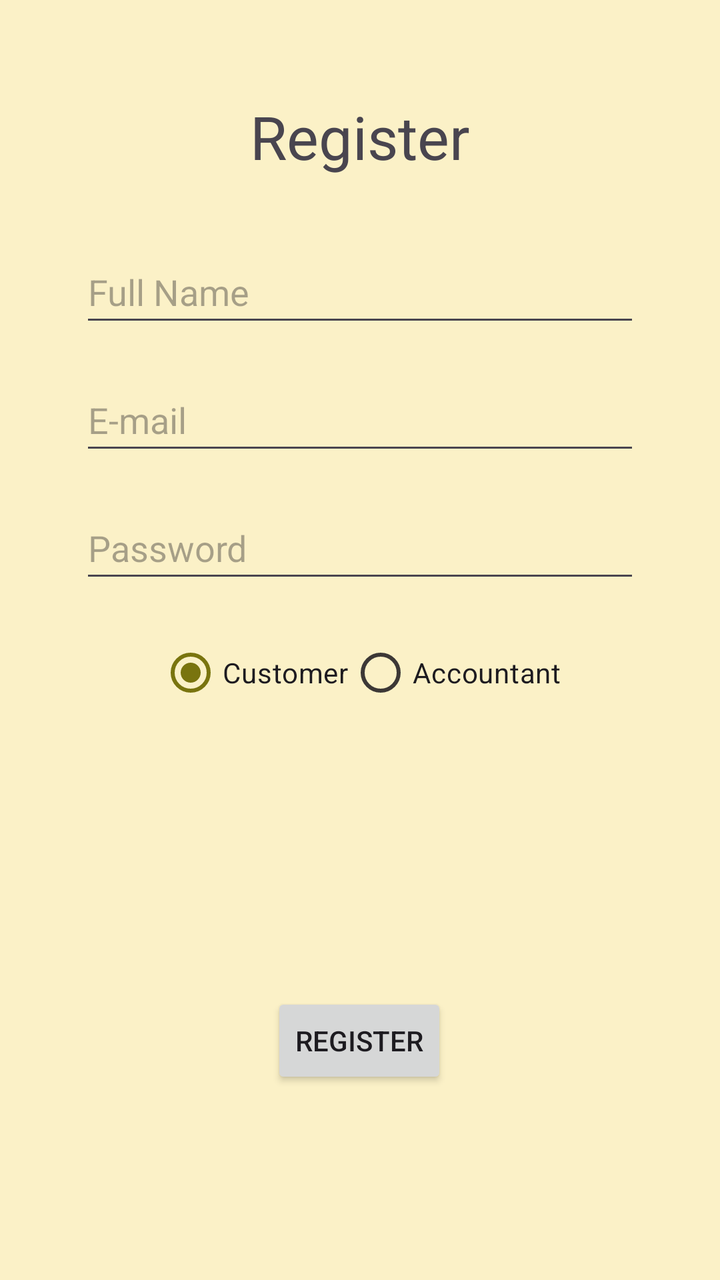
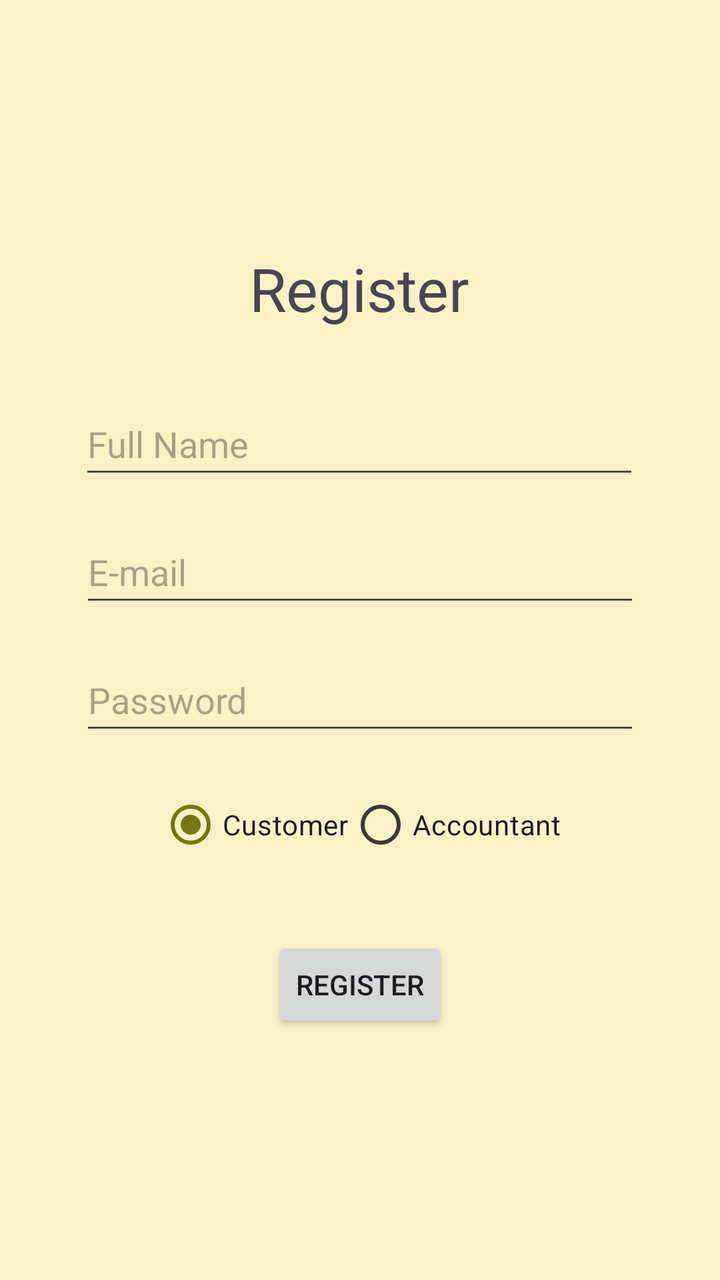

Screens rendered from an Android XML layout before and after an edit, with the pre-edit source and the edit as a unified diff.
<!-- AndroidManifest.xml: application theme Theme.ReceiptFlow -->
<!-- res/layout/activity_register.xml -->
<?xml version="1.0" encoding="utf-8"?>
<androidx.constraintlayout.widget.ConstraintLayout xmlns:android="http://schemas.android.com/apk/res/android"
    xmlns:app="http://schemas.android.com/apk/res-auto"
    xmlns:tools="http://schemas.android.com/tools"
    android:id="@+id/main"
    android:layout_width="match_parent"
    android:layout_height="match_parent"
    android:padding="16dp"
    tools:context=".RegisterActivity">

    <com.google.android.material.textview.MaterialTextView
        android:id="@+id/register_LBL_title"
        android:layout_width="wrap_content"
        android:layout_height="wrap_content"
        android:text="@string/register"
        android:textSize="30sp"
        android:layout_marginTop="32dp"
        app:layout_constraintEnd_toEndOf="parent"
        app:layout_constraintStart_toStartOf="parent"
        app:layout_constraintTop_toTopOf="parent" />

    <androidx.appcompat.widget.AppCompatEditText
        android:id="@+id/register_ET_fullName"
        android:layout_width="@dimen/editText_width"
        android:layout_height="@dimen/editText_height"
        android:layout_marginTop="32dp"
        android:hint="@string/full_name"
        android:inputType="textPersonName"
        app:layout_constraintEnd_toEndOf="parent"
        app:layout_constraintStart_toStartOf="parent"
        app:layout_constraintTop_toBottomOf="@id/register_LBL_title" />

    <androidx.appcompat.widget.AppCompatEditText
        android:id="@+id/register_ET_email"
        android:layout_width="@dimen/editText_width"
        android:layout_height="@dimen/editText_height"
        android:layout_marginTop="16dp"
        android:hint="@string/e_mail"
        android:inputType="textEmailAddress"
        app:layout_constraintEnd_toEndOf="parent"
        app:layout_constraintStart_toStartOf="parent"
        app:layout_constraintTop_toBottomOf="@id/register_ET_fullName" />

    <androidx.appcompat.widget.AppCompatEditText
        android:id="@+id/register_ET_password"
        android:layout_width="@dimen/editText_width"
        android:layout_height="@dimen/editText_height"
        android:layout_marginTop="16dp"
        android:hint="@string/password"
        android:inputType="textPassword"
        app:layout_constraintEnd_toEndOf="parent"
        app:layout_constraintStart_toStartOf="parent"
        app:layout_constraintTop_toBottomOf="@id/register_ET_email" />

    <RadioGroup
        android:id="@+id/register_RG_Role"
        android:layout_width="wrap_content"
        android:layout_height="wrap_content"
        android:layout_marginTop="16dp"
        android:orientation="horizontal"
        app:layout_constraintEnd_toEndOf="parent"
        app:layout_constraintStart_toStartOf="parent"
        app:layout_constraintTop_toBottomOf="@id/register_ET_password">

        <RadioButton
            android:id="@+id/register_radioCustomer"
            android:layout_width="wrap_content"
            android:layout_height="wrap_content"
            android:checked="true"
            android:text="@string/customer" />

        <RadioButton
            android:id="@+id/register_radioAccountant"
            android:layout_width="wrap_content"
            android:layout_height="wrap_content"
            android:text="@string/accountant" />
    </RadioGroup>

    <androidx.appcompat.widget.AppCompatButton
        android:id="@+id/register_BTN_send"
        android:layout_width="wrap_content"
        android:layout_height="wrap_content"
        android:layout_marginTop="136dp"
        android:text="@string/register"
        app:layout_constraintEnd_toEndOf="parent"
        app:layout_constraintHorizontal_bias="0.498"
        app:layout_constraintStart_toStartOf="parent"
        app:layout_constraintTop_toBottomOf="@id/register_RG_Role" />

    <ProgressBar
        android:id="@+id/register_progressBar"
        android:layout_width="wrap_content"
        android:layout_height="wrap_content"
        android:visibility="gone"
        app:layout_constraintBottom_toBottomOf="parent"
        app:layout_constraintEnd_toEndOf="parent"
        app:layout_constraintStart_toStartOf="parent"
        app:layout_constraintTop_toTopOf="parent" />

</androidx.constraintlayout.widget.ConstraintLayout>
<!-- resources referenced by this layout -->
<resources>
  <dimen name="editText_height">48dp</dimen>
  <dimen name="editText_width">280dp</dimen>
  <string name="accountant">Accountant</string>
  <string name="customer">Customer</string>
  <string name="e_mail">E-mail</string>
  <string name="full_name">Full Name</string>
  <string name="password">Password</string>
  <string name="register">Register</string>
  <style name="Theme.ReceiptFlow" parent="Base.Theme.ReceiptFlow" />
  <style name="Base.Theme.ReceiptFlow" parent="Theme.Material3.DayNight.NoActionBar">
          <item name="colorPrimary">@color/gruvbox_light_green</item>
          <item name="colorOnPrimary">@color/gruvbox_light_bg</item>
          <item name="colorSecondary">@color/gruvbox_light_blue</item>
          <item name="colorOnSecondary">@color/gruvbox_light_bg</item>
          <item name="colorTertiary">@color/gruvbox_light_aqua</item>
          <item name="colorOnTertiary">@color/gruvbox_light_bg</item>
  
          <item name="android:windowBackground">@color/gruvbox_light_bg</item>
          <item name="colorSurface">@color/gruvbox_light_bg_soft</item>
          <item name="colorOnSurface">@color/gruvbox_light_fg</item>
          <item name="colorSurfaceVariant">@color/gruvbox_light_bg_soft</item>
          <item name="colorOnSurfaceVariant">@color/gruvbox_light_fg</item>
          <item name="colorSurfaceContainer">@color/gruvbox_light_bg_soft</item>
  
          <item name="colorError">@color/gruvbox_light_red</item>
          <item name="colorOnError">@color/gruvbox_light_bg</item>
          <item name="colorOutline">@color/gruvbox_light_gray</item>
      </style>
  <color name="gruvbox_light_green">#79740e</color>
  <color name="gruvbox_light_bg">#fbf1c7</color>
  <color name="gruvbox_light_blue">#076678</color>
  <color name="gruvbox_light_aqua">#427b58</color>
  <color name="gruvbox_light_bg_soft">#f2e5bc</color>
  <color name="gruvbox_light_fg">#3c3836</color>
  <color name="gruvbox_light_red">#9d0006</color>
  <color name="gruvbox_light_gray">#7c6f64</color>
</resources>

<!-- the commit's change to res/layout/activity_register.xml (unified diff, before → after) -->
@@ -14,10 +14,13 @@
         android:layout_height="wrap_content"
         android:text="@string/register"
         android:textSize="30sp"
-        android:layout_marginTop="32dp"
+        app:layout_constraintBottom_toTopOf="@id/register_ET_fullName"
         app:layout_constraintEnd_toEndOf="parent"
+        app:layout_constraintHorizontal_bias="0.498"
         app:layout_constraintStart_toStartOf="parent"
-        app:layout_constraintTop_toTopOf="parent" />
+        app:layout_constraintTop_toTopOf="parent"
+        app:layout_constraintVertical_bias="0.5"
+        app:layout_constraintVertical_chainStyle="packed" />
 
     <androidx.appcompat.widget.AppCompatEditText
         android:id="@+id/register_ET_fullName"
@@ -26,7 +29,9 @@
         android:layout_marginTop="32dp"
         android:hint="@string/full_name"
         android:inputType="textPersonName"
+        app:layout_constraintBottom_toTopOf="@id/register_ET_email"
         app:layout_constraintEnd_toEndOf="parent"
+        app:layout_constraintHorizontal_bias="0.494"
         app:layout_constraintStart_toStartOf="parent"
         app:layout_constraintTop_toBottomOf="@id/register_LBL_title" />
 
@@ -37,6 +42,7 @@
         android:layout_marginTop="16dp"
         android:hint="@string/e_mail"
         android:inputType="textEmailAddress"
+        app:layout_constraintBottom_toTopOf="@id/register_ET_password"
         app:layout_constraintEnd_toEndOf="parent"
         app:layout_constraintStart_toStartOf="parent"
         app:layout_constraintTop_toBottomOf="@id/register_ET_fullName" />
@@ -48,6 +54,7 @@
         android:layout_marginTop="16dp"
         android:hint="@string/password"
         android:inputType="textPassword"
+        app:layout_constraintBottom_toTopOf="@id/register_RG_Role"
         app:layout_constraintEnd_toEndOf="parent"
         app:layout_constraintStart_toStartOf="parent"
         app:layout_constraintTop_toBottomOf="@id/register_ET_email" />
@@ -58,6 +65,7 @@
         android:layout_height="wrap_content"
         android:layout_marginTop="16dp"
         android:orientation="horizontal"
+        app:layout_constraintBottom_toTopOf="@id/register_BTN_send"
         app:layout_constraintEnd_toEndOf="parent"
         app:layout_constraintStart_toStartOf="parent"
         app:layout_constraintTop_toBottomOf="@id/register_ET_password">
@@ -80,10 +88,10 @@
         android:id="@+id/register_BTN_send"
         android:layout_width="wrap_content"
         android:layout_height="wrap_content"
-        android:layout_marginTop="136dp"
+        android:layout_marginTop="32dp"
         android:text="@string/register"
+        app:layout_constraintBottom_toBottomOf="parent"
         app:layout_constraintEnd_toEndOf="parent"
-        app:layout_constraintHorizontal_bias="0.498"
         app:layout_constraintStart_toStartOf="parent"
         app:layout_constraintTop_toBottomOf="@id/register_RG_Role" />
 
